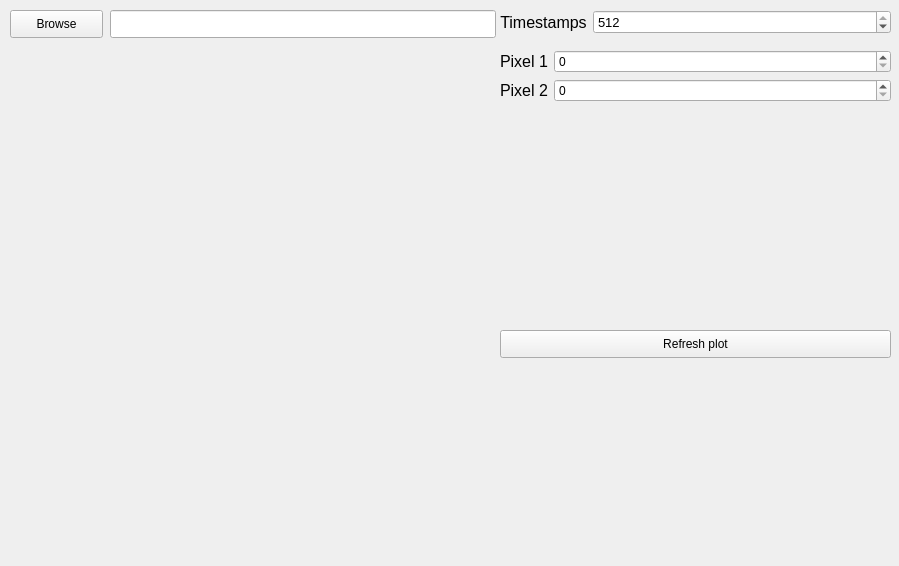
rngKomorebi/daplis-rtp, file graphic/ui/DeltaT_tab_c.ui: the form before one commit.
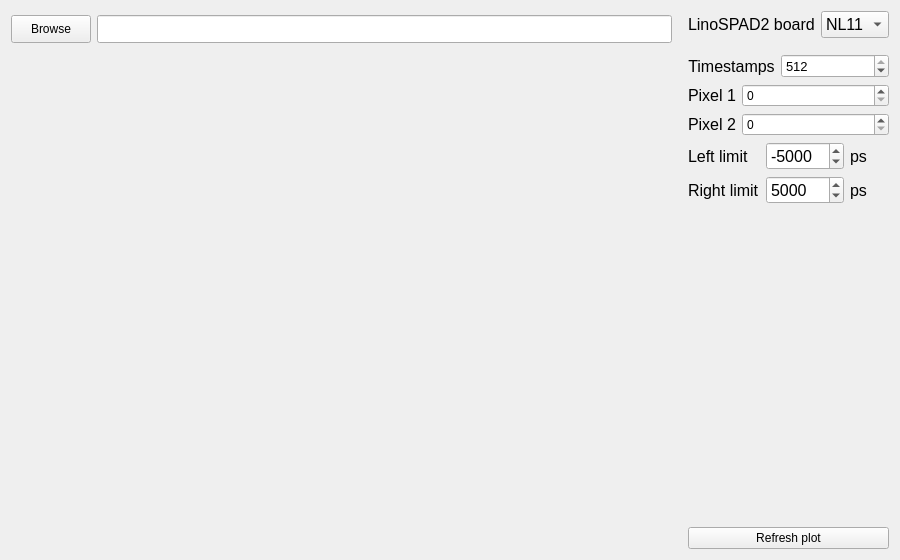
The form after the commit.

What changed in the file:
```diff
--- a/graphic/ui/DeltaT_tab_c.ui
+++ b/graphic/ui/DeltaT_tab_c.ui
@@ -6,78 +6,57 @@
    <rect>
     <x>0</x>
     <y>0</y>
-    <width>899</width>
-    <height>566</height>
+    <width>900</width>
+    <height>560</height>
    </rect>
   </property>
+  <property name="minimumSize">
+   <size>
+    <width>900</width>
+    <height>560</height>
+   </size>
+  </property>
   <property name="windowTitle">
    <string>Form</string>
   </property>
-  <widget class="QLineEdit" name="lineEdit_browse">
-   <property name="geometry">
-    <rect>
-     <x>110</x>
-     <y>10</y>
-     <width>386</width>
-     <height>28</height>
-    </rect>
-   </property>
-   <property name="minimumSize">
+  <layout class="QGridLayout" name="gridLayout">
+   <item row="3" column="2">
+    <spacer name="horizontalSpacer">
+     <property name="orientation">
+      <enum>Qt::Horizontal</enum>
+     </property>
+     <property name="sizeType">
+      <enum>QSizePolicy::Preferred</enum>
+     </property>
+     <property name="sizeHint" stdset="0">
     <size>
-     <width>0</width>
-     <height>28</height>
-    </size>
-   </property>
-  </widget>
-  <widget class="QPushButton" name="pushButton_browse">
-   <property name="geometry">
-    <rect>
-     <x>10</x>
-     <y>10</y>
-     <width>93</width>
-     <height>28</height>
-    </rect>
-   </property>
-   <property name="minimumSize">
+       <width>10</width>
+       <height>10</height>
+      </size>
+     </property>
+    </spacer>
+   </item>
+   <item row="6" column="3">
+    <spacer name="verticalSpacer">
+     <property name="orientation">
+      <enum>Qt::Vertical</enum>
+     </property>
+     <property name="sizeHint" stdset="0">
     <size>
-     <width>0</width>
-     <height>28</height>
-    </size>
-   </property>
-   <property name="font">
-    <font>
-     <pointsize>9</pointsize>
-    </font>
-   </property>
+       <width>20</width>
+       <height>40</height>
+      </size>
+     </property>
+    </spacer>
+   </item>
+   <item row="7" column="3">
+    <widget class="QPushButton" name="pushButton_refreshPlot">
    <property name="text">
-    <string>Browse</string>
-   </property>
-  </widget>
-  <widget class="QWidget" name="widget_figure" native="true">
-   <property name="geometry">
-    <rect>
-     <x>10</x>
-     <y>40</y>
-     <width>486</width>
-     <height>315</height>
-    </rect>
-   </property>
-   <property name="minimumSize">
-    <size>
-     <width>5</width>
-     <height>4</height>
-    </size>
-   </property>
-  </widget>
-  <widget class="QWidget" name="layoutWidget">
-   <property name="geometry">
-    <rect>
-     <x>500</x>
-     <y>10</y>
-     <width>391</width>
-     <height>31</height>
-    </rect>
-   </property>
+      <string>Refresh plot</string>
+     </property>
+    </widget>
+   </item>
+   <item row="1" column="3" rowspan="2">
    <layout class="QFormLayout" name="formLayout_3">
     <item row="1" column="0">
      <widget class="QLabel" name="label_timestamps">
@@ -119,16 +98,8 @@
      </widget>
     </item>
    </layout>
-  </widget>
-  <widget class="QWidget" name="formLayoutWidget">
-   <property name="geometry">
-    <rect>
-     <x>500</x>
-     <y>50</y>
-     <width>391</width>
-     <height>80</height>
-    </rect>
-   </property>
+   </item>
+   <item row="3" column="3">
    <layout class="QFormLayout" name="formLayout">
     <item row="0" column="0">
      <widget class="QLabel" name="label_pix1">
@@ -169,20 +140,187 @@
      </widget>
     </item>
    </layout>
-  </widget>
-  <widget class="QPushButton" name="pushButton_refreshPlot">
-   <property name="geometry">
-    <rect>
-     <x>500</x>
-     <y>330</y>
-     <width>391</width>
+   </item>
+   <item row="4" column="3">
+    <layout class="QGridLayout" name="gridLayout_2" columnstretch="0,0,0">
+     <property name="bottomMargin">
+      <number>10</number>
+     </property>
+     <item row="0" column="2">
+      <widget class="QLabel" name="label_3">
+       <property name="font">
+        <font>
+         <pointsize>12</pointsize>
+        </font>
+       </property>
+       <property name="text">
+        <string>ps</string>
+       </property>
+      </widget>
+     </item>
+     <item row="1" column="2">
+      <widget class="QLabel" name="label_4">
+       <property name="font">
+        <font>
+         <pointsize>12</pointsize>
+        </font>
+       </property>
+       <property name="text">
+        <string>ps</string>
+       </property>
+      </widget>
+     </item>
+     <item row="1" column="0">
+      <widget class="QLabel" name="label_2">
+       <property name="font">
+        <font>
+         <pointsize>12</pointsize>
+        </font>
+       </property>
+       <property name="toolTip">
+        <string>&lt;html&gt;&lt;head/&gt;&lt;body&gt;&lt;p&gt;&lt;span style=&quot; font-size:9pt;&quot;&gt;Right border of the interval for which the timestamp differences would be calculated.&lt;/span&gt;&lt;/p&gt;&lt;/body&gt;&lt;/html&gt;</string>
+       </property>
+       <property name="text">
+        <string>Right limit</string>
+       </property>
+      </widget>
+     </item>
+     <item row="0" column="0">
+      <widget class="QLabel" name="label">
+       <property name="font">
+        <font>
+         <pointsize>12</pointsize>
+        </font>
+       </property>
+       <property name="toolTip">
+        <string>&lt;html&gt;&lt;head/&gt;&lt;body&gt;&lt;p&gt;&lt;span style=&quot; font-size:9pt;&quot;&gt;Left border of the interval for which the timestamp differences would be calculated.&lt;/span&gt;&lt;/p&gt;&lt;/body&gt;&lt;/html&gt;</string>
+       </property>
+       <property name="text">
+        <string>Left limit</string>
+       </property>
+      </widget>
+     </item>
+     <item row="0" column="1">
+      <widget class="QSpinBox" name="spinBox_rangeLeft">
+       <property name="font">
+        <font>
+         <pointsize>12</pointsize>
+        </font>
+       </property>
+       <property name="minimum">
+        <number>-25000</number>
+       </property>
+       <property name="maximum">
+        <number>25000</number>
+       </property>
+       <property name="singleStep">
+        <number>1000</number>
+       </property>
+       <property name="value">
+        <number>-5000</number>
+       </property>
+      </widget>
+     </item>
+     <item row="1" column="1">
+      <widget class="QSpinBox" name="spinBox_rangeRight">
+       <property name="font">
+        <font>
+         <pointsize>12</pointsize>
+        </font>
+       </property>
+       <property name="minimum">
+        <number>-25000</number>
+       </property>
+       <property name="maximum">
+        <number>25000</number>
+       </property>
+       <property name="singleStep">
+        <number>1000</number>
+       </property>
+       <property name="value">
+        <number>5000</number>
+       </property>
+      </widget>
+     </item>
+    </layout>
+   </item>
+   <item row="0" column="3">
+    <layout class="QFormLayout" name="formLayout_4">
+     <property name="bottomMargin">
+      <number>10</number>
+     </property>
+     <item row="0" column="0">
+      <widget class="QLabel" name="label_5">
+       <property name="font">
+        <font>
+         <pointsize>12</pointsize>
+        </font>
+       </property>
+       <property name="text">
+        <string>LinoSPAD2 board</string>
+       </property>
+      </widget>
+     </item>
+     <item row="0" column="1">
+      <widget class="QComboBox" name="comboBox_boardNumber">
+       <property name="font">
+        <font>
+         <pointsize>12</pointsize>
+        </font>
+       </property>
+       <item>
+        <property name="text">
+         <string>NL11</string>
+        </property>
+       </item>
+       <item>
+        <property name="text">
+         <string>A5</string>
+        </property>
+       </item>
+      </widget>
+     </item>
+    </layout>
+   </item>
+   <item row="0" column="0">
+    <widget class="QPushButton" name="pushButton_browse">
+     <property name="minimumSize">
+      <size>
+       <width>0</width>
      <height>28</height>
-    </rect>
-   </property>
+      </size>
+     </property>
+     <property name="font">
+      <font>
+       <pointsize>9</pointsize>
+      </font>
+     </property>
    <property name="text">
-    <string>Refresh plot</string>
-   </property>
-  </widget>
+      <string>Browse</string>
+     </property>
+    </widget>
+   </item>
+   <item row="0" column="1">
+    <widget class="QLineEdit" name="lineEdit_browse">
+     <property name="minimumSize">
+      <size>
+       <width>0</width>
+       <height>28</height>
+      </size>
+     </property>
+    </widget>
+   </item>
+   <item row="1" column="0" rowspan="7" colspan="2">
+    <widget class="QWidget" name="widget_figure" native="true">
+     <property name="minimumSize">
+      <size>
+       <width>450</width>
+       <height>4</height>
+      </size>
+     </property>
+    </widget>
+   </item>
+  </layout>
  </widget>
  <resources/>
  <connections/>
```
Left out of the diff: 8 changed lines with no effect on the pictures. Lines whose indentation alone changed are shown as unchanged.
